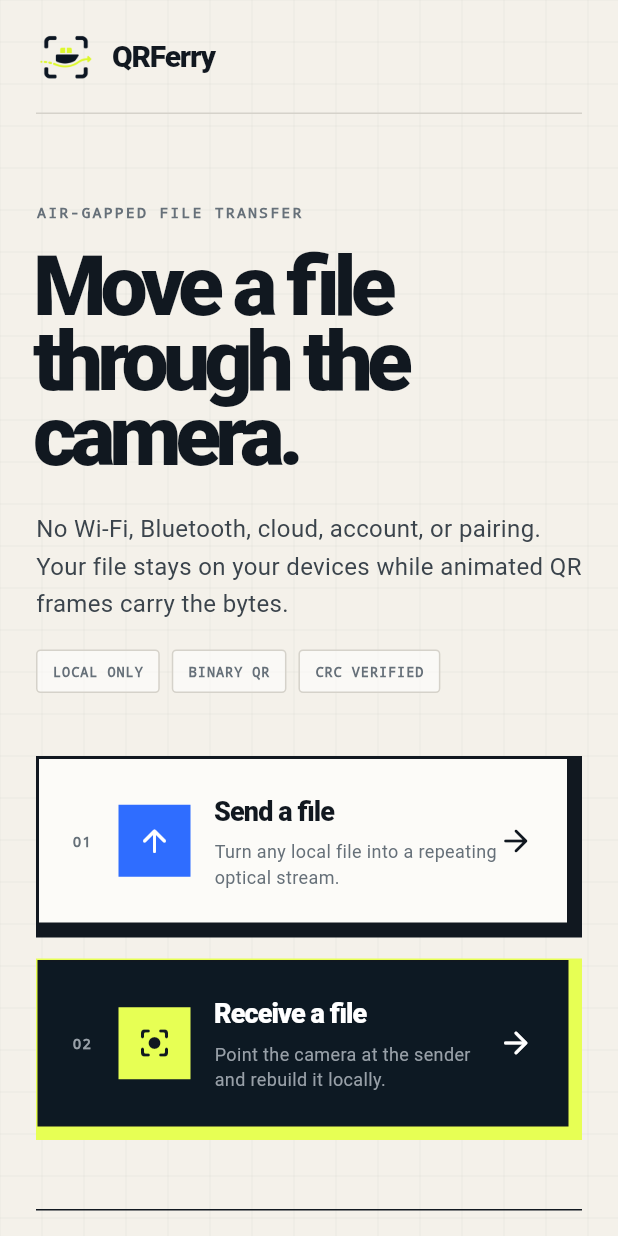
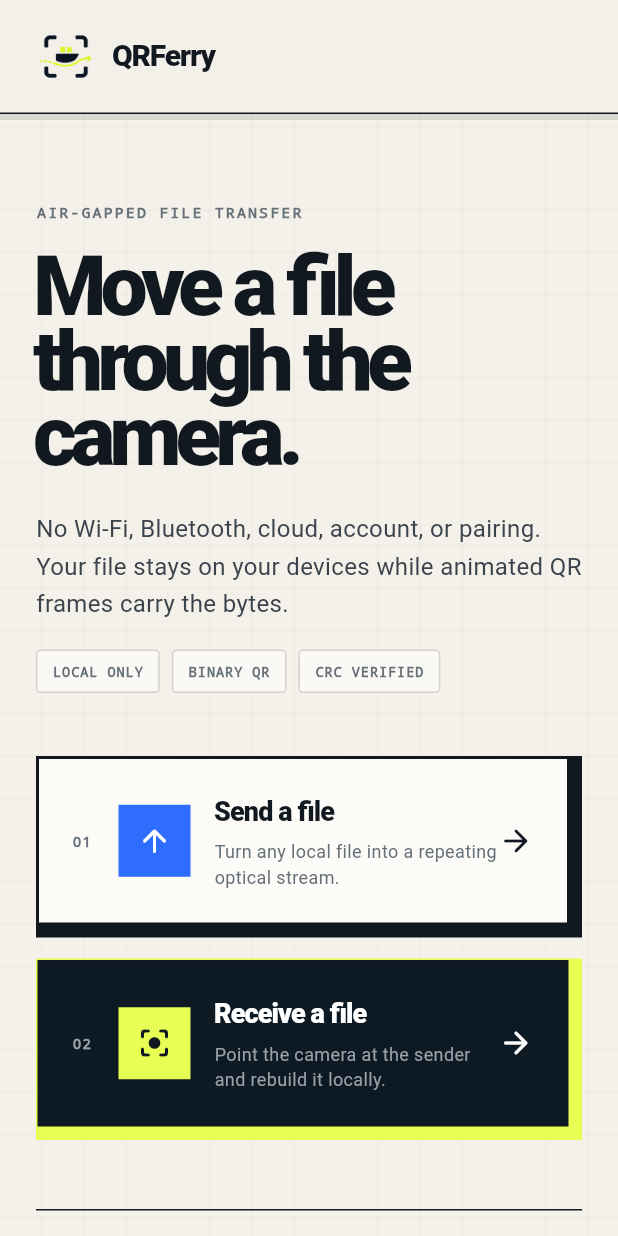
Before and after one commit to itskdey/qr_ferry_flutter, a Flutter app: the screen it shows after launch, on a phone screen of 412 x 824 dp. Run offline on Flutter 3.47's test engine with Material 3 defaults, Android fonts, the light colour scheme and no system bars; our stand-ins replace file_picker, get, share_plus; missing offline and left inert: mobile_scanner, qr.

Commit message:
Make home header float while scrolling

```diff
--- a/lib/features/home/home_screen.dart
+++ b/lib/features/home/home_screen.dart
@@ -7,16 +7,23 @@ import '../../widgets/qrferry_design.dart';
 class HomeScreen extends StatelessWidget {
   const HomeScreen({super.key});
 
+  static const double _headerHeight = 76;
+
   @override
   Widget build(BuildContext context) {
     return Scaffold(
       body: PaperGrid(
         child: SafeArea(
-          child: ListView(
-            padding: const EdgeInsets.fromLTRB(24, 0, 24, 40),
+          child: Stack(
             children: [
-              _Header(),
-              const SizedBox(height: 58),
+              ListView(
+                padding: const EdgeInsets.fromLTRB(
+                  24,
+                  _headerHeight + 58,
+                  24,
+                  40,
+                ),
+                children: [
                   _Stagger.build(
                     index: 0,
                     child: const TechLabel('Air-gapped file transfer'),
@@ -111,6 +118,14 @@ class HomeScreen extends StatelessWidget {
                   ),
                 ],
               ),
+              const Positioned(
+                top: 0,
+                left: 0,
+                right: 0,
+                child: _Header(),
+              ),
+            ],
+          ),
         ),
       ),
     );
@@ -175,15 +190,25 @@ class _Header extends StatelessWidget {
 
   @override
   Widget build(BuildContext context) {
-    return SizedBox(
-      height: 76,
-      child: DecoratedBox(
-        decoration: const BoxDecoration(
-          border: Border(bottom: BorderSide(color: QrFerryDesign.line)),
+    return Container(
+      height: HomeScreen._headerHeight,
+      padding: const EdgeInsets.symmetric(horizontal: 24),
+      decoration: BoxDecoration(
+        color: QrFerryDesign.paper.withValues(alpha: 0.98),
+        border: const Border(
+          bottom: BorderSide(color: QrFerryDesign.ink, width: 1),
+        ),
+        boxShadow: [
+          BoxShadow(
+            color: QrFerryDesign.ink.withValues(alpha: 0.12),
+            offset: const Offset(0, 4),
+            blurRadius: 0,
+          ),
+        ],
       ),
       child: Row(
         children: [
-            Image.asset("assets/img/logo/app_logo.png", width: 40, height: 40),
+          Image.asset('assets/img/logo/app_logo.png', width: 40, height: 40),
           const SizedBox(width: 11),
           _Stagger.build(
             index: 0,
@@ -192,14 +217,12 @@ class _Header extends StatelessWidget {
               style: TextStyle(
                 fontSize: 20,
                 fontWeight: FontWeight.w900,
-
                 letterSpacing: -0.8,
               ),
             ),
           ),
           const Spacer(),
         ],
-        ),
       ),
     );
   }
```
Lines whose indentation alone changed are shown as unchanged.
